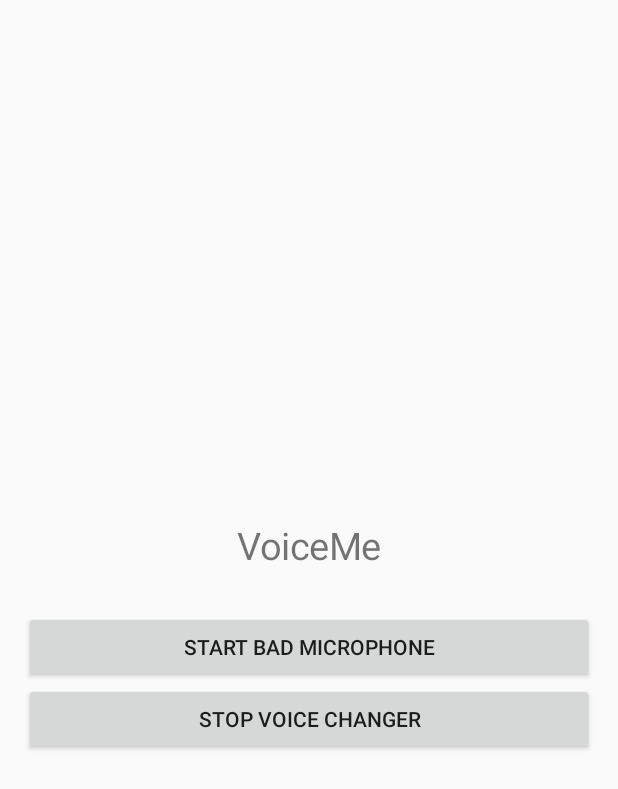
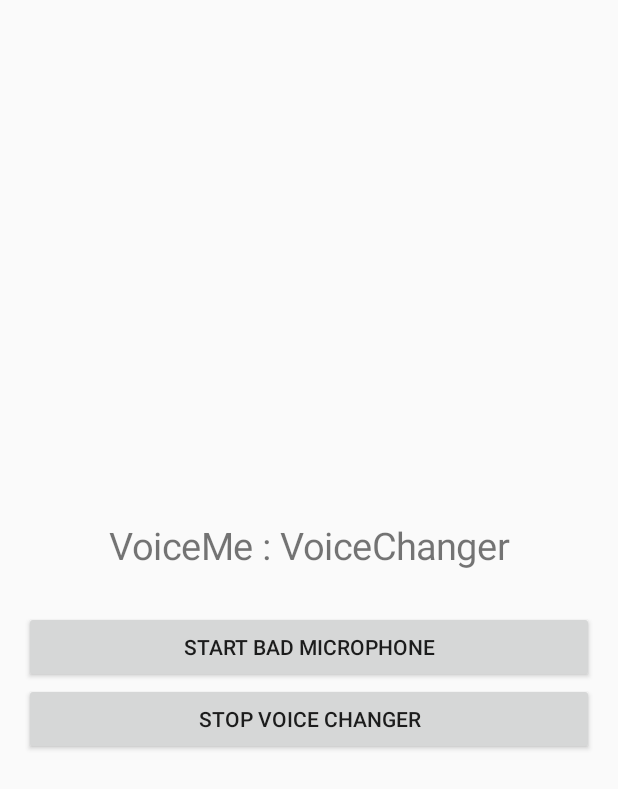
Before and after one commit to illakrivets-bit/VoiceMe, an Android app: the screen it shows after launch (MainActivity), on a phone screen of 412 x 824 dp. Shown: the top 789 px of the screen. Run offline under Robolectric (Android 15) with nearby library versions, the phone set to English and light mode, and no system bars.

Commit message:
Update Android app branding

```diff
--- a/android/app/src/main/java/ru/voiceme/app/MainActivity.kt
+++ b/android/app/src/main/java/ru/voiceme/app/MainActivity.kt
@@ -14,7 +14,8 @@ class MainActivity : Activity() {
     private lateinit var status: TextView
     override fun onCreate(savedInstanceState: Bundle?) {
         super.onCreate(savedInstanceState)
-        status = TextView(this).apply { text = "VoiceMe"; textSize = 25f; gravity = Gravity.CENTER; setPadding(20,40,20,40) }
+        title = "VoiceMe : VoiceChanger"
+        status = TextView(this).apply { text = "VoiceMe : VoiceChanger"; textSize = 25f; gravity = Gravity.CENTER; setPadding(20,40,20,40) }
         val start = Button(this).apply { text = "START BAD MICROPHONE" }
         val stop = Button(this).apply { text = "STOP VOICE CHANGER" }
         val layout = LinearLayout(this).apply { orientation = LinearLayout.VERTICAL; gravity = Gravity.CENTER; setPadding(24,24,24,24); addView(status); addView(start); addView(stop) }
```
